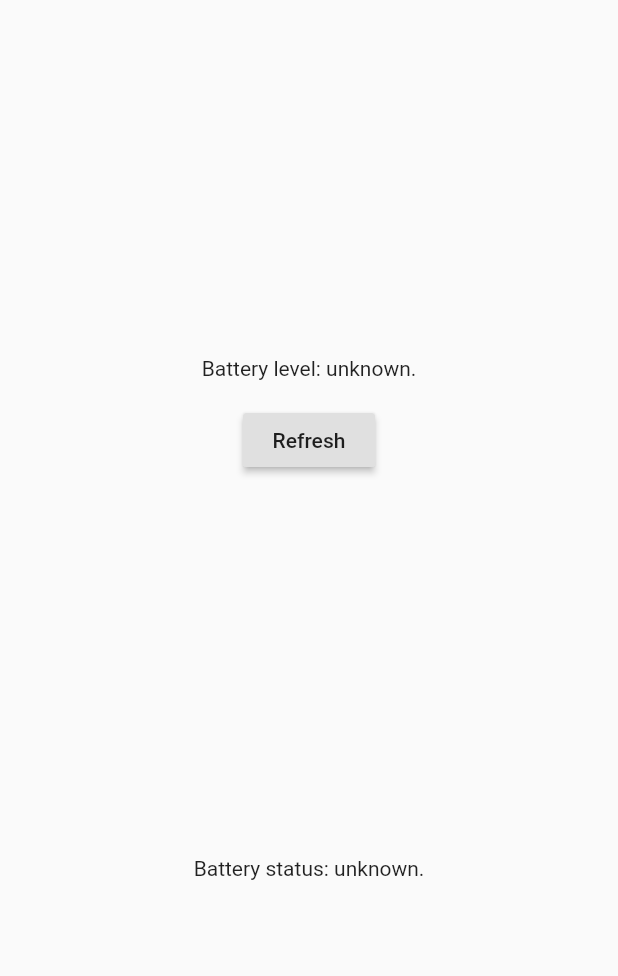
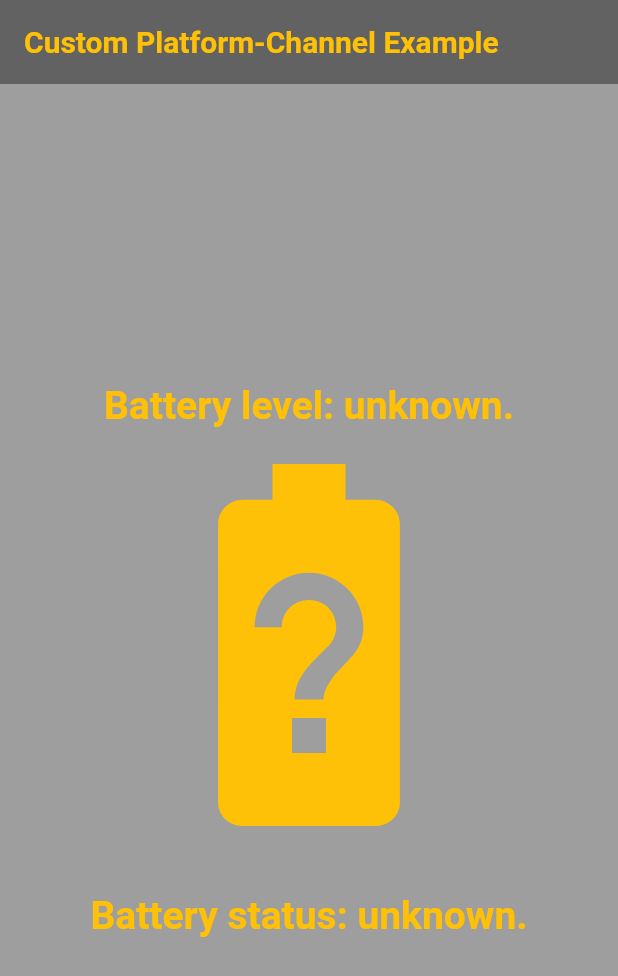
Before and after one commit to beingRD/Flutter-Platform-Channel-Example, a Flutter app: the screen it shows after launch, on a phone screen of 412 x 824 dp. Shown: the top 976 px of the screen. Run offline on Flutter 3.47's test engine with Material 2 defaults, Android fonts, the phone set to English and light mode, and no system bars.

Commit message:
ui/ios/refactor

```diff
--- a/lib/main.dart
+++ b/lib/main.dart
@@ -1,5 +1,4 @@
 import 'dart:async';
-
 import 'package:flutter/material.dart';
 import 'package:flutter/services.dart';
 
@@ -9,10 +8,12 @@ class PlatformChannel extends StatefulWidget {
 }
 
 class _PlatformChannelState extends State<PlatformChannel> {
+  IconData iconSwitch = Icons.battery_unknown;
+
   static const MethodChannel methodChannel =
-      MethodChannel('samples.flutter.io/battery');
+      MethodChannel('beingRD.flutter.io/battery');
   static const EventChannel eventChannel =
-      EventChannel('samples.flutter.io/charging');
+      EventChannel('beingRD.flutter.io/charging');
 
   String _batteryLevel = 'Battery level: unknown.';
   String _chargingStatus = 'Battery status: unknown.';
@@ -21,7 +22,7 @@ class _PlatformChannelState extends State<PlatformChannel> {
     String batteryLevel;
     try {
       final int result = await methodChannel.invokeMethod('getBatteryLevel');
-      batteryLevel = 'Battery level: $result%.';
+      batteryLevel = '''Battery level: $result% :"))''';
     } on PlatformException {
       batteryLevel = 'Failed to get battery level.';
     }
@@ -40,6 +41,10 @@ class _PlatformChannelState extends State<PlatformChannel> {
     setState(() {
       _chargingStatus =
           "Battery status: ${event == 'charging' ? '' : 'dis'}charging.";
+
+      iconSwitch = (event == 'charging')
+          ? Icons.battery_charging_full
+          : Icons.battery_full;
     });
   }
 
@@ -51,25 +56,54 @@ class _PlatformChannelState extends State<PlatformChannel> {
 
   @override
   Widget build(BuildContext context) {
-    return Material(
-      child: Column(
-        mainAxisAlignment: MainAxisAlignment.spaceEvenly,
-        children: <Widget>[
-          Column(
+    return MaterialApp(
+      theme: ThemeData.dark().copyWith(
+        textTheme: TextTheme(
+          body1: TextStyle(
+            color: Colors.amber,
+            fontSize: 26.0,
+            fontWeight: FontWeight.w700,
+          ),
+        ),
+        scaffoldBackgroundColor: Colors.black38,
+        appBarTheme: AppBarTheme(
+          textTheme: TextTheme(
+            title: TextStyle(
+              color: Colors.amber,
+              fontSize: 20.0,
+              fontWeight: FontWeight.w700,
+            ),
+          ),
+          color: Colors.black38,
+          elevation: 0.0,
+        ),
+      ),
+      home: Scaffold(
+        appBar: AppBar(
+          title: Text(
+            'Custom Platform-Channel Example',
+          ),
+        ),
+        body: Center(
+          child: Column(
             mainAxisAlignment: MainAxisAlignment.center,
             children: <Widget>[
               Text(_batteryLevel, key: const Key('Battery level label')),
-              Padding(
-                padding: const EdgeInsets.all(16.0),
-                child: RaisedButton(
-                  child: const Text('Refresh'),
-                  onPressed: _getBatteryLevel,
+              FlatButton(
+                onPressed: _getBatteryLevel,
+                child: Icon(
+                  iconSwitch,
+                  size: 290.0,
+                  color: Colors.amber,
                 ),
               ),
+              SizedBox(
+                height: 20.0,
+              ),
+              Text(_chargingStatus),
             ],
           ),
-          Text(_chargingStatus),
-        ],
+        ),
       ),
     );
   }
```
Also changed, not shown: 5 other files.
